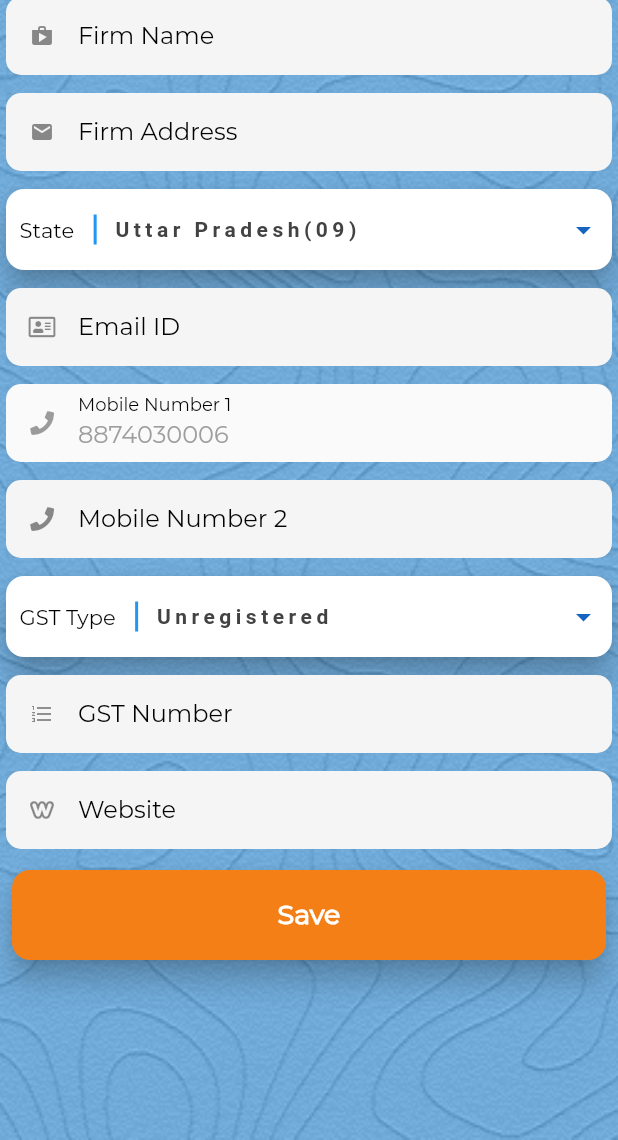
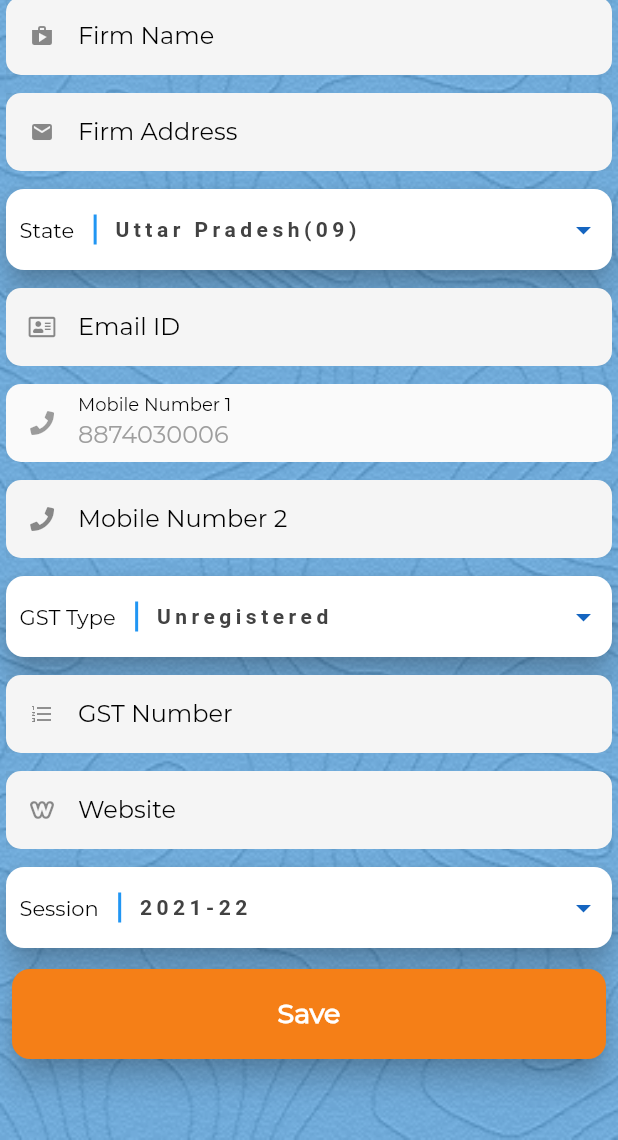
Before and after one commit to armaniv11/Penplus-Ledger, a Flutter app: the AddCompany screen opened directly, on a phone screen of 412 x 824 dp, the part 96-1236 px from its top. Run offline on Flutter 3.47's test engine with Material 2 defaults, Android fonts, the phone set to English and light mode, and no system bars; drawn by our look-alikes of modal_progress_hud_nsn; our stand-ins replace another_flushbar, cloud_firestore, firebase_auth, firebase_core, firebase_storage, flutter_otp_text_field and 8 more; accounts and stored records are empty.

Commit message:
added session changed model company

```diff
--- a/lib/appconstants.dart
+++ b/lib/appconstants.dart
@@ -11,6 +11,7 @@ class AppConstants {
   ];
   static List<String> openingBalMenu = ['Pay', 'Receive'];
   static String selectedOpeningType = 'Pay';
+  static List<String> session = ['2020-21', '2021-22', '2022-23'];
 
   static List<String> stateMenu = [
     "Jammu and Kashmir(01)",
--- a/lib/custom_classes/custom_classes.dart
+++ b/lib/custom_classes/custom_classes.dart
@@ -21,11 +21,10 @@ class _CustomCheckBoxState extends State<CustomCheckBox> {
   Widget build(BuildContext context) {
     bool? opt1 = widget.option;
     return Padding(
-      padding: const EdgeInsets.all(8.0),
+      padding: const EdgeInsets.all(6.0),
       child: Container(
         decoration: BoxDecoration(
-            color: Colors.yellow[800]!.withOpacity(0.5),
-            borderRadius: BorderRadius.circular(12)),
+            color: Colors.white, borderRadius: BorderRadius.circular(12)),
         child: Padding(
           padding: const EdgeInsets.only(left: 12, right: 6),
           child: Row(
--- a/lib/models/company_model.dart
+++ b/lib/models/company_model.dart
@@ -13,13 +13,14 @@ class CompanyModel {
   String? gstType;
   String? gstNo;
   String? website;
+  String? session;
   @TimestampConvertDatetime()
   DateTime? createdAt;
   @TimestampConvertDatetime()
   DateTime? updatedAt;
 
-  CompanyModel({
-    this.firmName,
+  CompanyModel(
+      {this.firmName,
       this.firmAddress,
       this.state,
       this.emailID,
@@ -30,7 +31,7 @@ class CompanyModel {
       this.website,
       this.createdAt,
       this.updatedAt,
-  });
+      this.session = '2021-22'});
 
   factory CompanyModel.fromJson(Map<String, dynamic> json) =>
       _$CompanyModelFromJson(json);
@@ -49,7 +50,8 @@ class CompanyModel {
         gstType: doc['gstType'],
         gstNo: doc['gstNo'],
         website: doc['website'],
-      createdAt: doc['createdAt'], // just incude the firebase import
+        createdAt: doc['createdAt'],
+        session: doc['session'] ?? "2021-22" // just incude the firebase import
         );
   }
 }
--- a/lib/models/invoice_items_model.dart
+++ b/lib/models/invoice_items_model.dart
@@ -6,7 +6,7 @@ part 'invoice_items_model.g.dart';
 @JsonSerializable()
 class InvoiceItemsModel {
   ItemModel? item;
-  String? itemId;
+
   String? uom;
   double? quantity;
   double? unitPrice;
@@ -19,7 +19,6 @@ class InvoiceItemsModel {
 
   InvoiceItemsModel({
     this.item,
-    this.itemId,
     this.uom = 'Pcs',
     this.quantity = 1,
     this.unitPrice = 0,
--- a/lib/models/item_model.dart
+++ b/lib/models/item_model.dart
@@ -6,7 +6,7 @@ part 'item_model.g.dart';
 class ItemModel {
   String? itemName;
   String? itemHSN;
-  String? pid;
+  String? itemId;
   int? gst;
   bool? gstInSP;
   double? purchasePrice;
@@ -26,7 +26,7 @@ class ItemModel {
   ItemModel(
       {this.itemName,
       this.itemHSN,
-      this.pid,
+      this.itemId,
       this.gst,
       this.gstInSP,
       this.purchasePrice = 0,
--- a/lib/screens/admin/company_info.dart
+++ b/lib/screens/admin/company_info.dart
@@ -46,6 +46,8 @@ class _AddCompanyState extends State<AddCompany> {
 
   List subCategoryMenu = [""];
   Map<String, dynamic> subCategoryMap = {};
+  List<String> sessionMenu = AppConstants.session;
+  String selectedSession = '2021-22';
 
   File? productImage1;
   bool isFeatured = false;
@@ -231,6 +233,12 @@ class _AddCompanyState extends State<AddCompany> {
     });
   }
 
+  void selectSession(String selected) {
+    setState(() {
+      selectedSession = selected;
+    });
+  }
+
   bool? isRentable = false;
   bool? isCOD = true;
   bool? isReplacable = true;
@@ -389,6 +397,11 @@ class _AddCompanyState extends State<AddCompany> {
                         size: 16,
                       ),
                     ),
+                    CustomDropDown(
+                        heading: "Session",
+                        items: sessionMenu,
+                        selected: selectedSession,
+                        callBack: selectSession),
                     InkWell(
                         onTap: () {
                           saveCompany();
```
Also changed, not shown: lib/controllers/invoiceItemsController.dart (+19 -2 lines), lib/screens/admin/add_purchase.dart (+11 -6 lines), lib/screens/admin/components/addInvoiceItemBottomSheet.dart (+17 -18 lines), lib/models/company_model.g.dart, lib/models/invoice_items_model.g.dart, 1 other file. Lines whose indentation alone changed are shown as unchanged.
